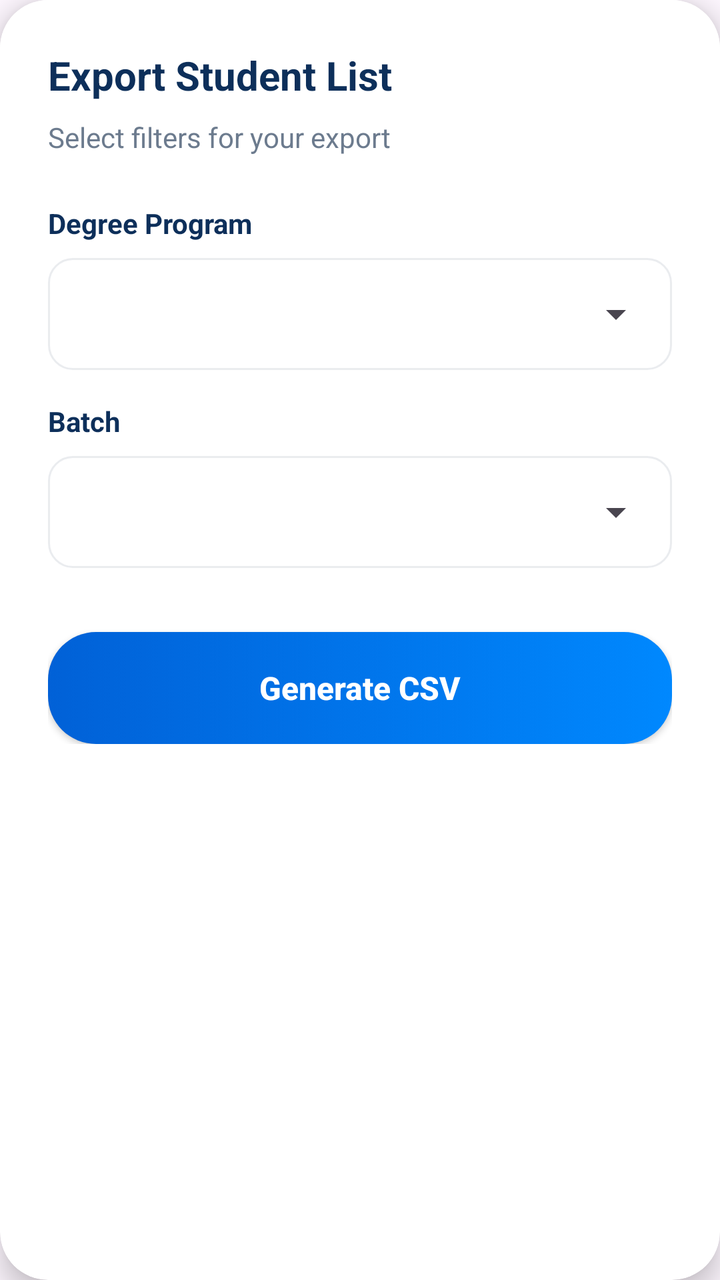
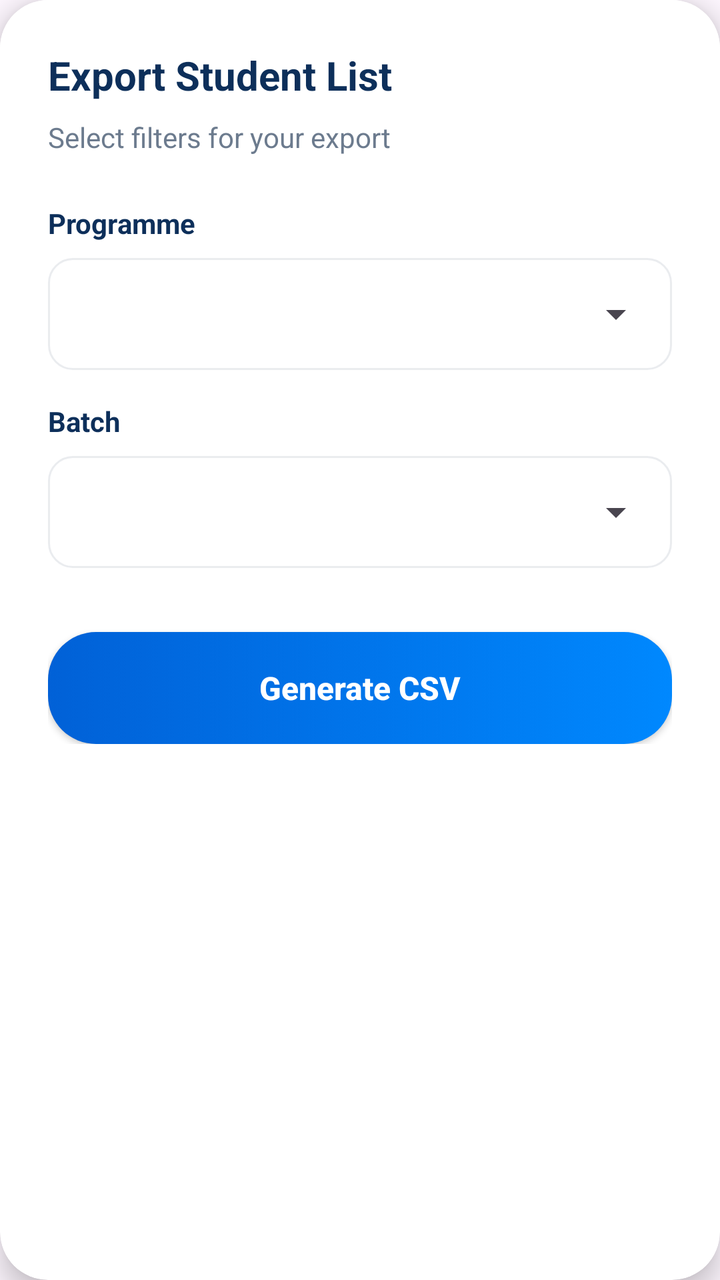

Screens rendered from an Android XML layout before and after an edit, with the pre-edit source and the edit as a unified diff.
<!-- AndroidManifest.xml: application theme Theme.FinalYearProjectNew -->
<!-- res/layout/dialog_export_filter.xml -->
<?xml version="1.0" encoding="utf-8"?>
<androidx.cardview.widget.CardView xmlns:android="http://schemas.android.com/apk/res/android"
    xmlns:app="http://schemas.android.com/apk/res-auto"
    android:layout_width="match_parent"
    android:layout_height="wrap_content"
    android:layout_margin="20dp"
    app:cardCornerRadius="24dp"
    app:cardElevation="8dp">

    <LinearLayout
        android:layout_width="match_parent"
        android:layout_height="wrap_content"
        android:orientation="vertical"
        android:padding="24dp"
        android:background="@color/inputBackground">

        <TextView
            android:layout_width="wrap_content"
            android:layout_height="wrap_content"
            android:text="Export Student List"
            android:textColor="@color/textColorPrimary"
            android:textSize="20sp"
            android:textStyle="bold" />

        <TextView
            android:layout_width="wrap_content"
            android:layout_height="wrap_content"
            android:layout_marginTop="8dp"
            android:text="Select filters for your export"
            android:textColor="@color/textColorSecondary"
            android:textSize="14sp" />

        
        <TextView
            android:layout_width="wrap_content"
            android:layout_height="wrap_content"
            android:layout_marginTop="24dp"
            android:text="Degree Program"
            android:textColor="@color/textColorPrimary"
            android:textSize="14sp"
            android:textStyle="bold" />

        <LinearLayout
            android:layout_width="match_parent"
            android:layout_height="wrap_content"
            android:layout_marginTop="8dp"
            android:background="@drawable/bg_rounded_input"
            android:padding="4dp">
            <Spinner
                android:id="@+id/spinnerExportDegree"
                android:layout_width="match_parent"
                android:layout_height="48dp" />
        </LinearLayout>

        
        <TextView
            android:layout_width="wrap_content"
            android:layout_height="wrap_content"
            android:layout_marginTop="16dp"
            android:text="Batch"
            android:textColor="@color/textColorPrimary"
            android:textSize="14sp"
            android:textStyle="bold" />

        <LinearLayout
            android:layout_width="match_parent"
            android:layout_height="wrap_content"
            android:layout_marginTop="8dp"
            android:background="@drawable/bg_rounded_input"
            android:padding="4dp">
            <Spinner
                android:id="@+id/spinnerExportBatch"
                android:layout_width="match_parent"
                android:layout_height="48dp" />
        </LinearLayout>

        <androidx.appcompat.widget.AppCompatButton
            android:id="@+id/btnExportConfirm"
            android:layout_width="match_parent"
            android:layout_height="56dp"
            android:layout_marginTop="32dp"
            android:background="@drawable/bg_gradient_button"
            android:text="Generate CSV"
            android:textAllCaps="false"
            android:textColor="@android:color/white"
            android:textSize="16sp"
            android:textStyle="bold" />

    </LinearLayout>
</androidx.cardview.widget.CardView>
<!-- resources referenced by this layout -->
<resources>
  <color name="inputBackground">#FFFFFF</color>
  <color name="textColorPrimary">#0D2F5A</color>
  <color name="textColorSecondary">#6C7B8E</color>
  <!-- drawable bg_gradient_button (drawable) -->
  <?xml version="1.0" encoding="utf-8"?>
  <selector xmlns:android="http://schemas.android.com/apk/res/android">
      <item>
          <shape android:shape="rectangle">
              <gradient
                  android:startColor="@color/buttonGradientStart"
                  android:endColor="@color/buttonGradientEnd"
                  android:angle="0" />
              <corners android:radius="24dp" />
          </shape>
      </item>
  </selector>
  <!-- drawable bg_rounded_input (drawable) -->
  <?xml version="1.0" encoding="utf-8"?>
  <shape xmlns:android="http://schemas.android.com/apk/res/android"
      android:shape="rectangle">
      <solid android:color="@color/inputBackground" />
      <corners android:radius="12dp" />
      <stroke android:width="1dp" android:color="#EAECEF" />
  </shape>
  <style name="Theme.FinalYearProjectNew" parent="Base.Theme.FinalYearProjectNew" />
  <color name="buttonGradientStart">#0161D7</color>
  <color name="buttonGradientEnd">#0088FE</color>
  <style name="Base.Theme.FinalYearProjectNew" parent="Theme.Material3.DayNight.NoActionBar">
          
          
      </style>
</resources>

<!-- the commit's change to res/layout/dialog_export_filter.xml (unified diff, before → after) -->
@@ -35,7 +35,7 @@
             android:layout_width="wrap_content"
             android:layout_height="wrap_content"
             android:layout_marginTop="24dp"
-            android:text="Degree Program"
+            android:text="Programme"
             android:textColor="@color/textColorPrimary"
             android:textSize="14sp"
             android:textStyle="bold" />
